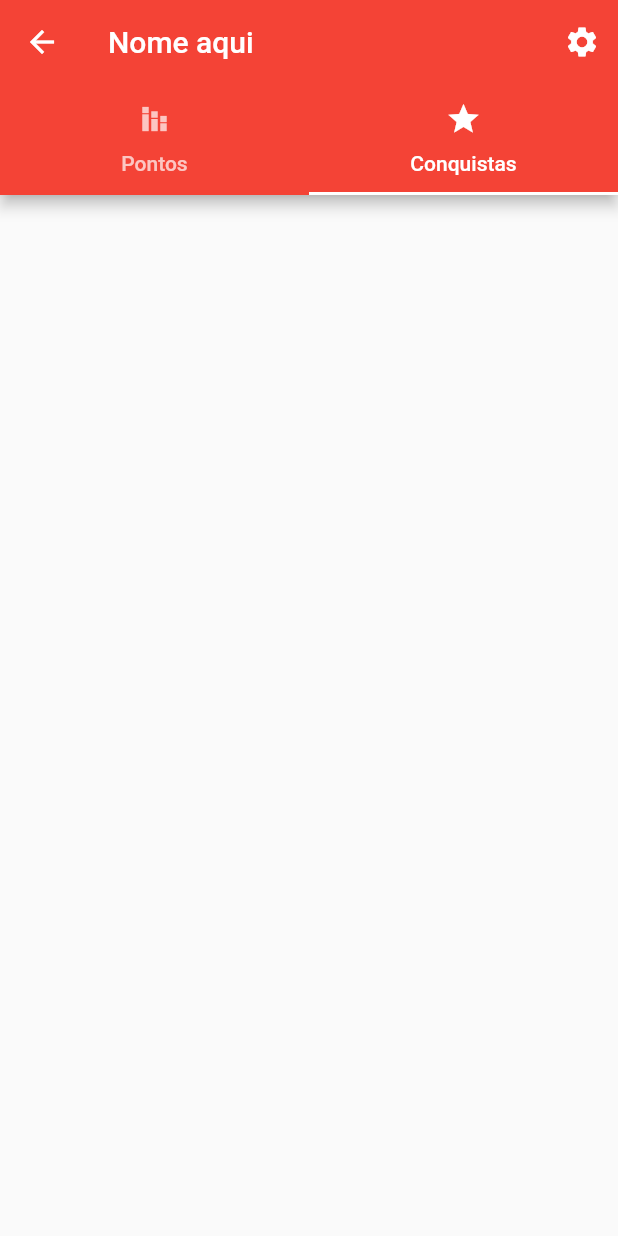
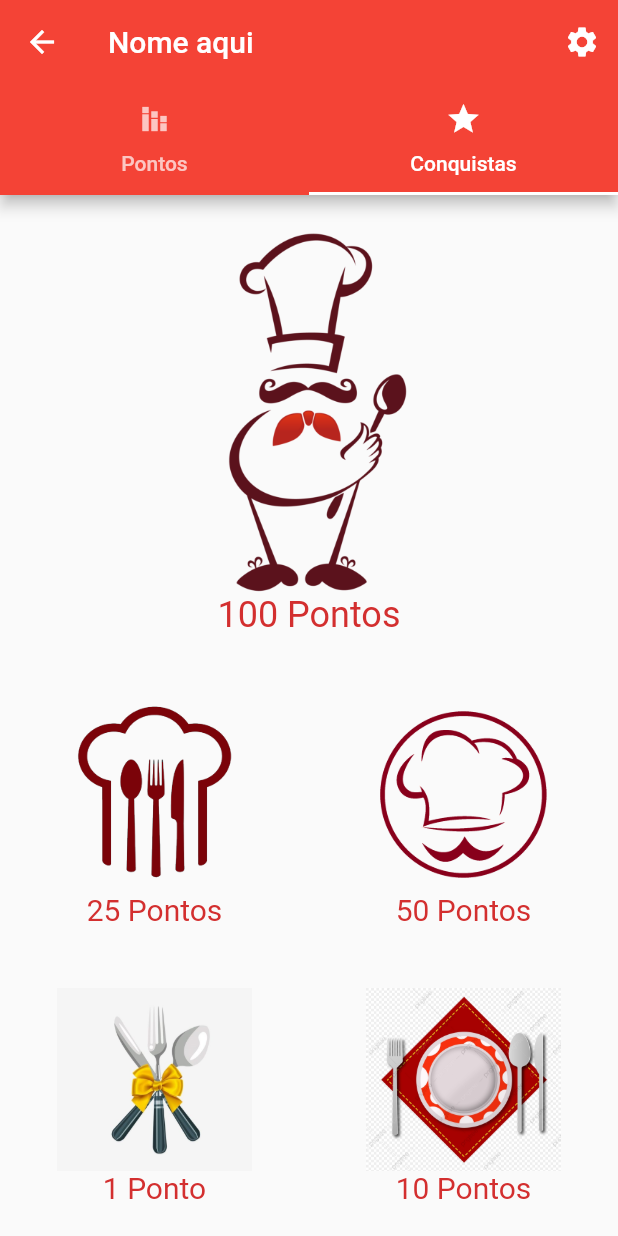
Before and after one commit to rafael-emidio/app-pesquisa-PDM, a Flutter app: the ScorePage screen opened directly, tab 2 chosen, on a phone screen of 412 x 824 dp. Run offline on Flutter 3.47's test engine with Material 2 defaults, Android fonts, the phone set to English and light mode, and no system bars; network calls fail.

Commit message:
score page e assets

```diff
--- a/lib/pages/pagina_inicial.dart
+++ b/lib/pages/pagina_inicial.dart
@@ -5,7 +5,6 @@ import '../controllers/restaurante_controller.dart';
 import '../models/restauranteModel.dart';
 import '../models/pesquisaModel.dart';
 import 'pesquisa.dart';
-import 'score_page.dart';
 
 class PaginaInicial extends StatefulWidget {
   @override
--- a/lib/pages/score_page.dart
+++ b/lib/pages/score_page.dart
@@ -45,9 +45,8 @@ class _ScorePageState extends State<ScorePage> {
               //mainAxisAlignment: MainAxisAlignment.center,
               children: [
                 Padding(
-                  padding: EdgeInsets.all(24),
-                  child: Image.network(
-                      'https://www.kindpng.com/picc/m/8-80851_chef-png-png-gorro-de-cocinero-png-transparent.png'),
+                  padding: EdgeInsets.all(0),
+                  child: Image.asset('assets/images/score.png'),
                 ),
                 Text(
                   'Seu score atual é de: Pontos aqui', //${widget.user.score}
@@ -55,7 +54,84 @@ class _ScorePageState extends State<ScorePage> {
                 ),
               ],
             ),
-            Container(),
+            Container(
+              child: Column(
+                crossAxisAlignment: CrossAxisAlignment.center,
+                mainAxisAlignment: MainAxisAlignment.spaceAround,
+                children: [
+                  Row(
+                    mainAxisAlignment: MainAxisAlignment.spaceAround,
+                    children: [
+                      Column(
+                        children: [
+                          Image.asset(
+                            'assets/images/score_5.png',
+                            width: 150,
+                          ),
+                          Text("100 Pontos",
+                              style: TextStyle(
+                                  fontSize: 24, color: Colors.red[700])),
+                        ],
+                      ),
+                    ],
+                  ),
+                  Row(
+                    mainAxisAlignment: MainAxisAlignment.spaceAround,
+                    children: [
+                      Column(
+                        children: [
+                          Image.asset(
+                            'assets/images/score_3.png',
+                            width: 130,
+                          ),
+                          Text("25 Pontos",
+                              style: TextStyle(
+                                  fontSize: 20, color: Colors.red[700])),
+                        ],
+                      ),
+                      Column(
+                        children: [
+                          Image.asset(
+                            'assets/images/score_4.png',
+                            width: 130,
+                          ),
+                          Text("50 Pontos",
+                              style: TextStyle(
+                                  fontSize: 20, color: Colors.red[700])),
+                        ],
+                      ),
+                    ],
+                  ),
+                  Row(
+                    mainAxisAlignment: MainAxisAlignment.spaceAround,
+                    children: [
+                      Column(
+                        children: [
+                          Image.asset(
+                            'assets/images/score_1.jpg',
+                            width: 130,
+                          ),
+                          Text("1 Ponto",
+                              style: TextStyle(
+                                  fontSize: 20, color: Colors.red[700])),
+                        ],
+                      ),
+                      Column(
+                        children: [
+                          Image.asset(
+                            'assets/images/score_2.jpg',
+                            width: 130,
+                          ),
+                          Text("10 Pontos",
+                              style: TextStyle(
+                                  fontSize: 20, color: Colors.red[700])),
+                        ],
+                      ),
+                    ],
+                  )
+                ],
+              ),
+            )
           ],
         ),
       ),
```
Also changed, not shown: pubspec.yaml (+7 -3 lines), assets/images/score.png (added), assets/images/score_1.jpg (added), assets/images/score_2.jpg (added), assets/images/score_3.png (added), assets/images/score_4.png (added), assets/images/score_5.png (added).
